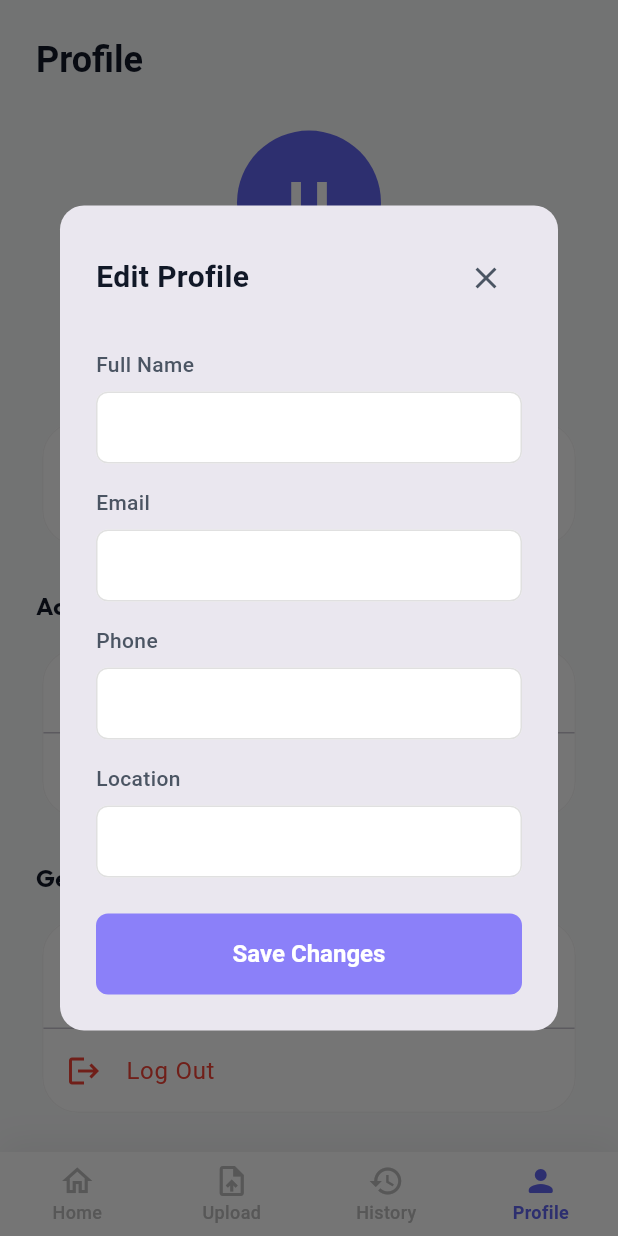
After one commit to GobindPatel2441/AI-Resume-Analyzer-UI-Design, a Flutter app: the MainScreen screen opened directly, item 4 of the bottom bar chosen, after a tap on "Edit Profile", on a phone screen of 412 x 824 dp. The commit adds this screen. Run offline on Flutter 3.47's test engine with Material 3 defaults, Android fonts, the phone set to English and light mode, and no system bars; our stand-ins replace file_picker, flutter_spinkit, google_fonts, shared_preferences, shimmer; missing offline and left inert: syncfusion_flutter_pdf; accounts and stored records are empty.

Commit message:
feat: Add Edit Profile and Change Password Dialogs with updated User schema and API paths

```diff
--- a/ai_resume_analyzer/lib/providers/auth_provider.dart
+++ b/ai_resume_analyzer/lib/providers/auth_provider.dart
@@ -7,6 +7,8 @@ class AuthProvider with ChangeNotifier {
   String? _userName;
   String? _userEmail;
   String? _userId;
+  String? _userPhone;
+  String? _userLocation;
   String? _errorMessage;
 
   bool get isLoggedIn => _isLoggedIn;
@@ -14,6 +16,8 @@ class AuthProvider with ChangeNotifier {
   String? get userName => _userName;
   String? get userEmail => _userEmail;
   String? get userId => _userId;
+  String? get userPhone => _userPhone;
+  String? get userLocation => _userLocation;
   String? get errorMessage => _errorMessage;
 
   /// Called on app startup to restore session
@@ -28,6 +32,8 @@ class AuthProvider with ChangeNotifier {
       _userName = user['name'];
       _userEmail = user['email'];
       _userId = user['id'];
+      _userPhone = user['phone'];
+      _userLocation = user['location'];
     } else {
       _isLoggedIn = false;
     }
@@ -50,6 +56,8 @@ class AuthProvider with ChangeNotifier {
       _userName = user['name']?.toString();
       _userEmail = user['email']?.toString();
       _userId = user['id']?.toString();
+      _userPhone = user['phone']?.toString();
+      _userLocation = user['location']?.toString();
       notifyListeners();
       return true;
     } else {
@@ -74,6 +82,8 @@ class AuthProvider with ChangeNotifier {
       _userName = user['name']?.toString();
       _userEmail = user['email']?.toString();
       _userId = user['id']?.toString();
+      _userPhone = user['phone']?.toString();
+      _userLocation = user['location']?.toString();
       notifyListeners();
       return true;
     } else {
@@ -89,6 +99,8 @@ class AuthProvider with ChangeNotifier {
     _userName = null;
     _userEmail = null;
     _userId = null;
+    _userPhone = null;
+    _userLocation = null;
     notifyListeners();
   }
 
@@ -96,4 +108,47 @@ class AuthProvider with ChangeNotifier {
     _errorMessage = null;
     notifyListeners();
   }
+
+  Future<bool> updateProfile(String name, String email, String phone, String location) async {
+    _isLoading = true;
+    _errorMessage = null;
+    notifyListeners();
+
+    final result = await AuthService.updateProfile(
+        name: name, email: email, phone: phone, location: location);
+
+    _isLoading = false;
+    if (result['success'] == true) {
+      final user = result['user'] as Map<String, dynamic>;
+      _userName = user['name']?.toString();
+      _userEmail = user['email']?.toString();
+      _userPhone = user['phone']?.toString();
+      _userLocation = user['location']?.toString();
+      notifyListeners();
+      return true;
+    } else {
+      _errorMessage = result['error']?.toString();
+      notifyListeners();
+      return false;
+    }
+  }
+
+  Future<bool> changePassword(String currentPassword, String newPassword) async {
+    _isLoading = true;
+    _errorMessage = null;
+    notifyListeners();
+
+    final result = await AuthService.changePassword(
+        currentPassword: currentPassword, newPassword: newPassword);
+
+    _isLoading = false;
+    if (result['success'] == true) {
+      notifyListeners();
+      return true;
+    } else {
+      _errorMessage = result['error']?.toString();
+      notifyListeners();
+      return false;
+    }
+  }
 }
--- a/ai_resume_analyzer/lib/screens/tabs/profile_tab.dart
+++ b/ai_resume_analyzer/lib/screens/tabs/profile_tab.dart
@@ -3,6 +3,8 @@ import 'package:provider/provider.dart';
 import '../../core/app_theme.dart';
 import '../../providers/auth_provider.dart';
 import '../../providers/resume_provider.dart';
+import '../../widgets/edit_profile_dialog.dart';
+import '../../widgets/change_password_dialog.dart';
 import '../login_screen.dart';
 
 class ProfileTab extends StatelessWidget {
@@ -115,18 +117,72 @@ class ProfileTab extends StatelessWidget {
             ),
             const SizedBox(height: 24),
 
-            // Options
+            // Account Section
+            Text(
+              'Account',
+              style: Theme.of(context).textTheme.titleMedium?.copyWith(
+                    fontWeight: FontWeight.bold,
+                    color: AppTheme.textPrimaryColor,
+                  ),
+            ),
+            const SizedBox(height: 12),
             Card(
               child: Column(
                 children: [
                   ListTile(
-                    leading: const Icon(Icons.person_outline,
-                        color: AppTheme.primaryColor),
-                    title: const Text('Account Info'),
-                    subtitle: Text(email),
-                    trailing: const Icon(Icons.chevron_right),
+                    leading: Container(
+                      padding: const EdgeInsets.all(8),
+                      decoration: BoxDecoration(
+                        color: Colors.grey.shade100,
+                        shape: BoxShape.circle,
+                      ),
+                      child: const Icon(Icons.person_outline, color: AppTheme.textSecondaryColor),
+                    ),
+                    title: const Text('Edit Profile', style: TextStyle(fontWeight: FontWeight.w500)),
+                    trailing: const Icon(Icons.chevron_right, color: Colors.grey),
+                    onTap: () {
+                      showDialog(
+                        context: context,
+                        builder: (_) => const EditProfileDialog(),
+                      );
+                    },
                   ),
                   const Divider(height: 1),
+                  ListTile(
+                    leading: Container(
+                      padding: const EdgeInsets.all(8),
+                      decoration: BoxDecoration(
+                        color: Colors.grey.shade100,
+                        shape: BoxShape.circle,
+                      ),
+                      child: const Icon(Icons.lock_outline, color: AppTheme.textSecondaryColor),
+                    ),
+                    title: const Text('Change Password', style: TextStyle(fontWeight: FontWeight.w500)),
+                    trailing: const Icon(Icons.chevron_right, color: Colors.grey),
+                    onTap: () {
+                      showDialog(
+                        context: context,
+                        builder: (_) => const ChangePasswordDialog(),
+                      );
+                    },
+                  ),
+                ],
+              ),
+            ),
+            const SizedBox(height: 24),
+
+            // General Section
+            Text(
+              'General',
+              style: Theme.of(context).textTheme.titleMedium?.copyWith(
+                    fontWeight: FontWeight.bold,
+                    color: AppTheme.textPrimaryColor,
+                  ),
+            ),
+            const SizedBox(height: 12),
+            Card(
+              child: Column(
+                children: [
                   ListTile(
                     leading: const Icon(Icons.bar_chart_rounded,
                         color: AppTheme.primaryColor),
--- a/ai_resume_analyzer/lib/services/auth_service.dart
+++ b/ai_resume_analyzer/lib/services/auth_service.dart
@@ -56,6 +56,78 @@ class AuthService {
     }
   }
 
+  // ── Profile & Password ──────────────────────────────────
+  static Future<Map<String, dynamic>> updateProfile({
+    required String name,
+    required String email,
+    required String phone,
+    required String location,
+  }) async {
+    try {
+      final token = await getToken();
+      if (token == null) return {'success': false, 'error': 'Not authenticated'};
+
+      final response = await http.put(
+        Uri.parse(AppConstants.profileUrl),
+        headers: {
+          'Content-Type': 'application/json',
+          'Authorization': 'Bearer $token',
+        },
+        body: jsonEncode({
+          'name': name,
+          'email': email,
+          'phone': phone,
+          'location': location,
+        }),
+      ).timeout(const Duration(seconds: 15));
+
+      final body = jsonDecode(response.body);
+      if (response.statusCode == 200) {
+        final prefs = await SharedPreferences.getInstance();
+        await prefs.setString(AppConstants.userNameKey, name);
+        await prefs.setString(AppConstants.userEmailKey, email);
+        return {'success': true, 'user': body['user']};
+      } else {
+        return {'success': false, 'error': body['error'] ?? 'Profile update failed'};
+      }
+    } catch (e) {
+      debugPrint('AuthService.updateProfile error: $e');
+      return {'success': false, 'error': 'Update failed. Check connection.'};
+    }
+  }
+
+  static Future<Map<String, dynamic>> changePassword({
+    required String currentPassword,
+    required String newPassword,
+  }) async {
+    try {
+      final token = await getToken();
+      if (token == null) return {'success': false, 'error': 'Not authenticated'};
+
+      final response = await http.put(
+        Uri.parse(AppConstants.passwordUrl),
+        headers: {
+          'Content-Type': 'application/json',
+          'Authorization': 'Bearer $token',
+        },
+        body: jsonEncode({
+          'currentPassword': currentPassword,
+          'newPassword': newPassword,
+        }),
+      ).timeout(const Duration(seconds: 15));
+
+      if (response.statusCode == 200) {
+        return {'success': true};
+      } else {
+        final body = jsonDecode(response.body);
+        return {'success': false, 'error': body['error'] ?? 'Password update failed'};
+      }
+    } catch (e) {
+      debugPrint('AuthService.changePassword error: $e');
+      return {'success': false, 'error': 'Failed to change password. Check connection.'};
+    }
+  }
+
   // ── Logout ──────────────────────────────────────────────
   static Future<void> logout() async {
     final prefs = await SharedPreferences.getInstance();
@@ -82,6 +154,8 @@ class AuthService {
       'id': prefs.getString(AppConstants.userIdKey),
       'name': prefs.getString(AppConstants.userNameKey),
       'email': prefs.getString(AppConstants.userEmailKey),
+      'phone': prefs.getString(AppConstants.userPhoneKey),
+      'location': prefs.getString(AppConstants.userLocationKey),
     };
   }
 
@@ -93,5 +167,7 @@ class AuthService {
     await prefs.setString(AppConstants.userIdKey, user['id']?.toString() ?? '');
     await prefs.setString(AppConstants.userNameKey, user['name'] ?? '');
     await prefs.setString(AppConstants.userEmailKey, user['email'] ?? '');
+    await prefs.setString(AppConstants.userPhoneKey, user['phone'] ?? '');
+    await prefs.setString(AppConstants.userLocationKey, user['location'] ?? '');
   }
 }
--- a/ai_resume_analyzer/lib/utils/constants.dart
+++ b/ai_resume_analyzer/lib/utils/constants.dart
@@ -9,12 +9,15 @@ class AppConstants {
   static const String analyzeUrl = '$baseUrl/analyze-resume';
   static const String historyUrl = '$baseUrl/analyze-resume/history';
   static const String profileUrl = '$baseUrl/analyze-resume/profile';
+  static const String passwordUrl = '$baseUrl/analyze-resume/password';
 
   // Local storage keys
   static const String tokenKey = 'auth_token';
   static const String userNameKey = 'user_name';
   static const String userEmailKey = 'user_email';
   static const String userIdKey = 'user_id';
+  static const String userPhoneKey = 'user_phone';
+  static const String userLocationKey = 'user_location';
 
   // Popular job roles for quick selection
   static const List<String> popularJobRoles = [
--- /dev/null
+++ b/ai_resume_analyzer/lib/widgets/edit_profile_dialog.dart
@@ -0,0 +1,208 @@
+import 'package:flutter/material.dart';
+import 'package:provider/provider.dart';
+import '../core/app_theme.dart';
+import '../providers/auth_provider.dart';
+
+class EditProfileDialog extends StatefulWidget {
+  const EditProfileDialog({super.key});
+
+  @override
+  State<EditProfileDialog> createState() => _EditProfileDialogState();
+}
+
+class _EditProfileDialogState extends State<EditProfileDialog> {
+  final _formKey = GlobalKey<FormState>();
+  late TextEditingController _nameController;
+  late TextEditingController _emailController;
+  late TextEditingController _phoneController;
+  late TextEditingController _locationController;
+  bool _isLoading = false;
+
+  @override
+  void initState() {
+    super.initState();
+    final auth = Provider.of<AuthProvider>(context, listen: false);
+    _nameController = TextEditingController(text: auth.userName ?? '');
+    _emailController = TextEditingController(text: auth.userEmail ?? '');
+    _phoneController = TextEditingController(text: auth.userPhone ?? '');
+    _locationController = TextEditingController(text: auth.userLocation ?? '');
+  }
+
+  @override
+  void dispose() {
+    _nameController.dispose();
+    _emailController.dispose();
+    _phoneController.dispose();
+    _locationController.dispose();
+    super.dispose();
+  }
+
+  Future<void> _saveChanges() async {
+    if (!_formKey.currentState!.validate()) return;
+
+    setState(() => _isLoading = true);
+
+    final auth = Provider.of<AuthProvider>(context, listen: false);
+    final success = await auth.updateProfile(
+      _nameController.text.trim(),
+      _emailController.text.trim(),
+      _phoneController.text.trim(),
+      _locationController.text.trim(),
+    );
+
+    if (!mounted) return;
+
+    setState(() => _isLoading = false);
+
+    if (success) {
+      ScaffoldMessenger.of(context).showSnackBar(
+        const SnackBar(content: Text('Profile updated successfully!')),
+      );
+      Navigator.pop(context);
+    } else {
+      ScaffoldMessenger.of(context).showSnackBar(
+        SnackBar(
+          content: Text(auth.errorMessage ?? 'Update failed'),
+          backgroundColor: Colors.red,
+        ),
+      );
+    }
+  }
+
+  @override
+  Widget build(BuildContext context) {
+    return Dialog(
+      shape: RoundedRectangleBorder(borderRadius: BorderRadius.circular(16)),
+      child: Container(
+        width: MediaQuery.of(context).size.width * 0.9,
+        child: SingleChildScrollView(
+          padding: const EdgeInsets.all(24.0),
+          child: Form(
+            key: _formKey,
+            child: Column(
+              mainAxisSize: MainAxisSize.min,
+              crossAxisAlignment: CrossAxisAlignment.start,
+              children: [
+                Row(
+                  mainAxisAlignment: MainAxisAlignment.spaceBetween,
+                  children: [
+                    const Expanded(
+                      child: Text(
+                        'Edit Profile',
+                        style: TextStyle(
+                          fontSize: 20,
+                          fontWeight: FontWeight.bold,
+                          color: AppTheme.textPrimaryColor,
+                        ),
+                      ),
+                    ),
+                    IconButton(
+                      icon: const Icon(Icons.close, color: AppTheme.textSecondaryColor),
+                      onPressed: () => Navigator.pop(context),
+                      padding: EdgeInsets.zero,
+                      constraints: const BoxConstraints(),
+                    ),
+                  ],
+                ),
+                const SizedBox(height: 24),
+                _buildLabel('Full Name'),
+                TextFormField(
+                  controller: _nameController,
+                  decoration: _inputDecoration(),
+                  validator: (val) => val == null || val.isEmpty ? 'Required' : null,
+                ),
+                const SizedBox(height: 16),
+                _buildLabel('Email'),
+                TextFormField(
+                  controller: _emailController,
+                  decoration: _inputDecoration(),
+                  keyboardType: TextInputType.emailAddress,
+                  validator: (val) {
+                    if (val == null || val.isEmpty) return 'Required';
+                    if (!val.contains('@')) return 'Invalid email';
+                    return null;
+                  },
+                ),
+                const SizedBox(height: 16),
+                _buildLabel('Phone'),
+                TextFormField(
+                  controller: _phoneController,
+                  decoration: _inputDecoration(),
+                  keyboardType: TextInputType.phone,
+                ),
+                const SizedBox(height: 16),
+                _buildLabel('Location'),
+                TextFormField(
+                  controller: _locationController,
+                  decoration: _inputDecoration(),
+                ),
+                const SizedBox(height: 24),
+                SizedBox(
+                  width: double.infinity,
+                  height: 54,
+                  child: ElevatedButton(
+                    onPressed: _isLoading ? null : _saveChanges,
+                    style: ElevatedButton.styleFrom(
+                      padding: const EdgeInsets.symmetric(vertical: 14),
+                      backgroundColor: const Color(0xFF8B80F9), // Purple from design
+                      shape: RoundedRectangleBorder(
+                        borderRadius: BorderRadius.circular(8),
+                      ),
+                    ),
+                    child: _isLoading
+                        ? const SizedBox(
+                            width: 20,
+                            height: 20,
+                            child: CircularProgressIndicator(
+                                strokeWidth: 2, color: Colors.white),
+                          )
+                        : const Text(
+                            'Save Changes',
+                            style: TextStyle(
+                              color: Colors.white,
+                              fontWeight: FontWeight.bold,
+                              fontSize: 16,
+                            ),
+                          ),
+                  ),
+                ),
+              ],
+            ),
+          ),
+        ),
+      ),
+    );
+  }
+
+  Widget _buildLabel(String text) {
+    return Padding(
+      padding: const EdgeInsets.only(bottom: 8.0),
+      child: Text(
+        text,
+        style: const TextStyle(
+          color: AppTheme.textSecondaryColor,
+          fontWeight: FontWeight.w500,
+          fontSize: 14,
+        ),
+      ),
+    );
+  }
+
+  InputDecoration _inputDecoration() {
+    return InputDecoration(
+      contentPadding: const EdgeInsets.symmetric(horizontal: 16, vertical: 12),
+      border: OutlineInputBorder(
+        borderRadius: BorderRadius.circular(8),
+        borderSide: BorderSide(color: Colors.grey.shade300),
+      ),
+      enabledBorder: OutlineInputBorder(
+        borderRadius: BorderRadius.circular(8),
+        borderSide: BorderSide(color: Colors.grey.shade300),
+      ),
+      focusedBorder: OutlineInputBorder(
+        borderRadius: BorderRadius.circular(8),
+        borderSide: const BorderSide(color: Color(0xFF8B80F9)),
+      ),
+    );
+  }
+}
```
Also changed, not shown: ai_resume_analyzer/lib/widgets/change_password_dialog.dart (added, +225 -0 lines), 4 other files.
